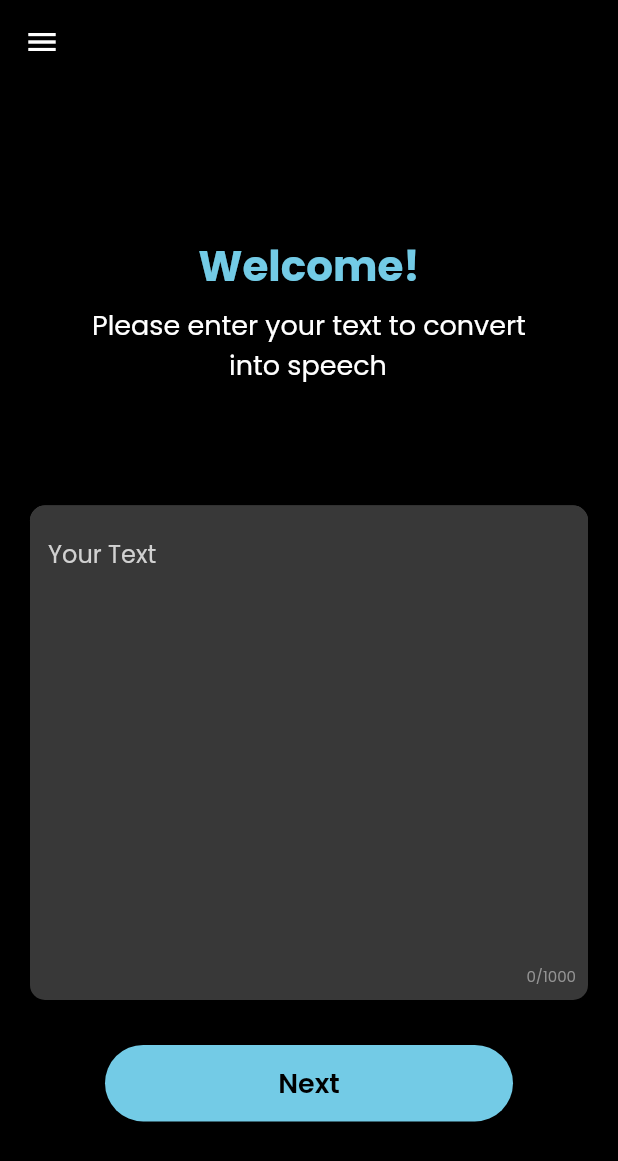
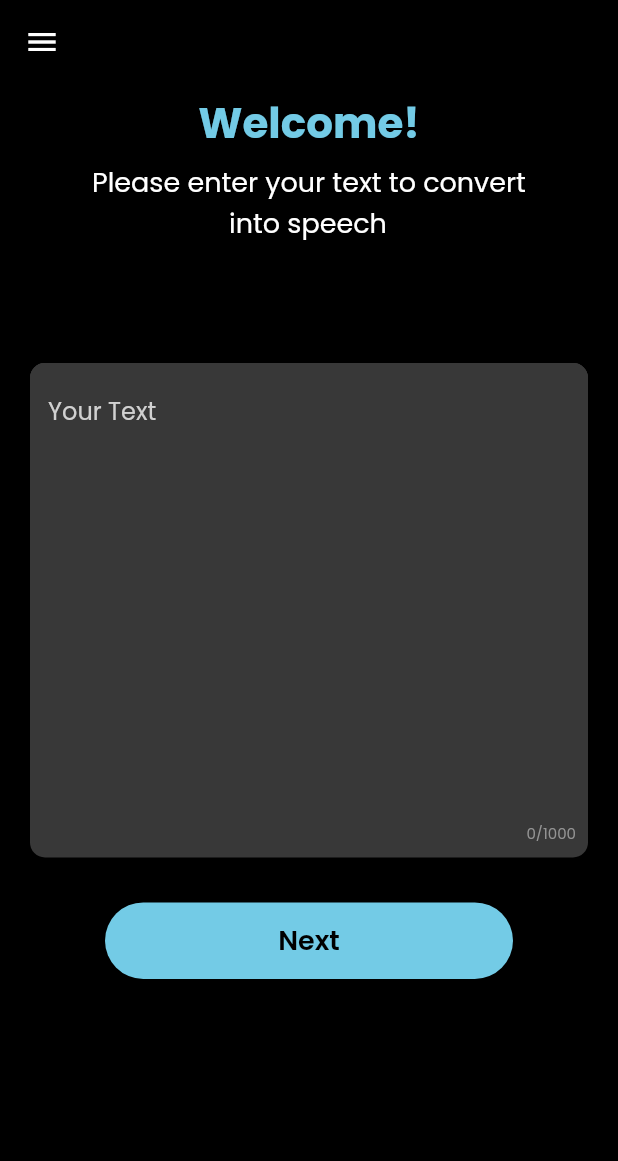
Before and after one commit to zeepak/text_to_speech, a Flutter app: the TextScreen screen opened directly, on a phone screen of 412 x 824 dp. Shown: the top 1161 px of the screen. Run offline on Flutter 3.47's test engine with Material 2 defaults, Android fonts, the phone set to English and light mode, and no system bars; our stand-ins replace audioplayers, cloud_firestore, connectivity_plus, firebase_auth, firebase_core, flutter_zoom_drawer and 3 more; missing offline and left inert: country_flags, downloads_path_provider_28, future_progress_dialog; accounts and stored records are empty; network calls fail.

Commit message:
Complete App

```diff
--- a/lib/Drawer/menu_screen.dart
+++ b/lib/Drawer/menu_screen.dart
@@ -4,7 +4,6 @@ import 'package:flutter/material.dart';
 import 'package:fluttertoast/fluttertoast.dart';
 import 'package:tts/Screens/Auth/login_screen.dart';
 import 'package:tts/constant/color.dart';
-import 'package:url_launcher/link.dart';
 import 'package:url_launcher/url_launcher.dart';
 class MenuScreen extends StatefulWidget {
   const MenuScreen({Key? key}) : super(key: key);
@@ -330,6 +329,7 @@ Future<void> _showDeleteAccountDialog(BuildContext context) async {
           msg: 'Account Deleted Successfully',
         );
 
+        // ignore: use_build_context_synchronously
         Navigator.pushAndRemoveUntil(
           context,
           MaterialPageRoute(builder: (context) => const Login()),
@@ -338,6 +338,7 @@ Future<void> _showDeleteAccountDialog(BuildContext context) async {
       }
     } catch (e) {
       // Handle errors
+      // ignore: avoid_print
       print('Error deleting account: $e');
     }
   }
--- a/lib/Screens/Auth/login_screen.dart
+++ b/lib/Screens/Auth/login_screen.dart
@@ -1,10 +1,8 @@
 import 'package:firebase_auth/firebase_auth.dart';
 import 'package:flutter/material.dart';
-import 'package:flutter_zoom_drawer/flutter_zoom_drawer.dart';
 import 'package:fluttertoast/fluttertoast.dart';
 import 'package:tts/Drawer/drawer_screen.dart';
 import 'package:tts/Screens/Auth/signup_screen.dart';
-import 'package:tts/Screens/text_screen.dart';
 import 'package:tts/constant/color.dart';
 
 import 'forgot_screen.dart';
@@ -278,9 +276,10 @@ bool loading = false;
         msg: "Login Successful",
       );
 
+      // ignore: use_build_context_synchronously
       Navigator.pushAndRemoveUntil(
         (context),
-        MaterialPageRoute(builder: (context) => DrawerScreen()),
+        MaterialPageRoute(builder: (context) => const DrawerScreen()),
         (route) => false,
       );
     } on FirebaseAuthException catch (error) {
--- a/lib/Screens/Splash/splash.dart
+++ b/lib/Screens/Splash/splash.dart
@@ -25,7 +25,7 @@ class Splash extends StatefulWidget {
             if(FirebaseAuth.instance.currentUser != null){
     Navigator.pushAndRemoveUntil(
                       (context),
-                      MaterialPageRoute(builder: (context) => DrawerScreen()),
+                      MaterialPageRoute(builder: (context) => const DrawerScreen()),
                       (route) => false);
    }else{
     Navigator.pushAndRemoveUntil(
@@ -45,7 +45,7 @@ class Splash extends StatefulWidget {
       backgroundColor: black,
       body:
       Center(
-        child: Image.asset('assets/icons/player.gif', height: 200, width: 200,),
+        child: Image.asset('assets/icons/logo.png', height: 140, width: 140,),
       ),
 
     );
--- a/lib/Screens/text_screen.dart
+++ b/lib/Screens/text_screen.dart
@@ -1,6 +1,7 @@
 import 'package:flutter/material.dart';
 import 'package:flutter_zoom_drawer/flutter_zoom_drawer.dart';
 import 'package:fluttertoast/fluttertoast.dart';
+import 'package:google_mobile_ads/google_mobile_ads.dart';
 import 'package:tts/Screens/home_screen.dart';
 import 'package:tts/constant/color.dart';
 
@@ -19,13 +20,42 @@ class _TextScreenState extends State<TextScreen> {
   int _currentLength = 0;
   DateTime? currentBackPressTime;
 
+  @override
+  void initState() {
+    super.initState();
+    initBannerAd();
+  }
+late BannerAd bannerAd;
+bool isAdLoaded = false;
+var adUnit = 'ca-app-pub-3940256099942544/6300978111';
+
+initBannerAd(){
+  bannerAd = BannerAd(
+    size: AdSize.banner,
+     adUnitId: adUnit,
+      listener: BannerAdListener(
+        onAdLoaded: (ad){
+          setState(() {
+            isAdLoaded = true;
+          });
+        },
+        onAdFailedToLoad: (ad, error){
+          ad.dispose();
+          // ignore: avoid_print
+          print(error);
+        }
+      ),
+       request: const AdRequest()
+       );
+       bannerAd.load();
+}
 
   @override
   Widget build(BuildContext context) {
     double containerHeight = MediaQuery.of(context).size.height * 0.4;
     return WillPopScope(
       onWillPop: _onWillPop,
-      child: Scaffold(
+      child:  Scaffold(
           backgroundColor: black,
           appBar: AppBar(
           backgroundColor: black,
@@ -46,7 +76,7 @@ class _TextScreenState extends State<TextScreen> {
 
                 children: [
                    Padding(
-                   padding: const EdgeInsets.only(top: 100),
+                     padding: const EdgeInsets.only(top: 5),
                      child: Text("Welcome!", style: TextStyle(fontFamily: 'Bold', fontSize: 28, color: primary),),
                    ),
                    Padding(
@@ -166,8 +196,16 @@ class _TextScreenState extends State<TextScreen> {
               ),
             ),
           ),
+        bottomNavigationBar: isAdLoaded? SizedBox(
+          height: bannerAd.size.height.toDouble(),
+          width: bannerAd.size.width.toDouble(),
+          child: AdWidget(ad: bannerAd),
+        ) : const SizedBox(),
         ),
       );
+
+
+
   }
   Future<bool> _onWillPop() async {
     DateTime now = DateTime.now();
--- a/pubspec.yaml
+++ b/pubspec.yaml
@@ -45,6 +45,7 @@ dependencies:
   flutter_zoom_drawer: ^3.1.1
   device_preview: ^1.1.0
   path_provider: ^2.1.1
+  google_mobile_ads: ^3.1.0
   flutter_audio_waveforms: ^1.2.1+8
   internet_connection_checker: ^1.0.0+1
   url_launcher: ^6.2.1
```
Also changed, not shown: lib/Screens/home_screen.dart (+79 -5 lines), lib/Screens/player_screen.dart (+75 -4 lines), lib/main.dart (+11 -2 lines), assets/icons/logo.png (added), pubspec.lock, 8 other files. Lines whose indentation alone changed are shown as unchanged.
